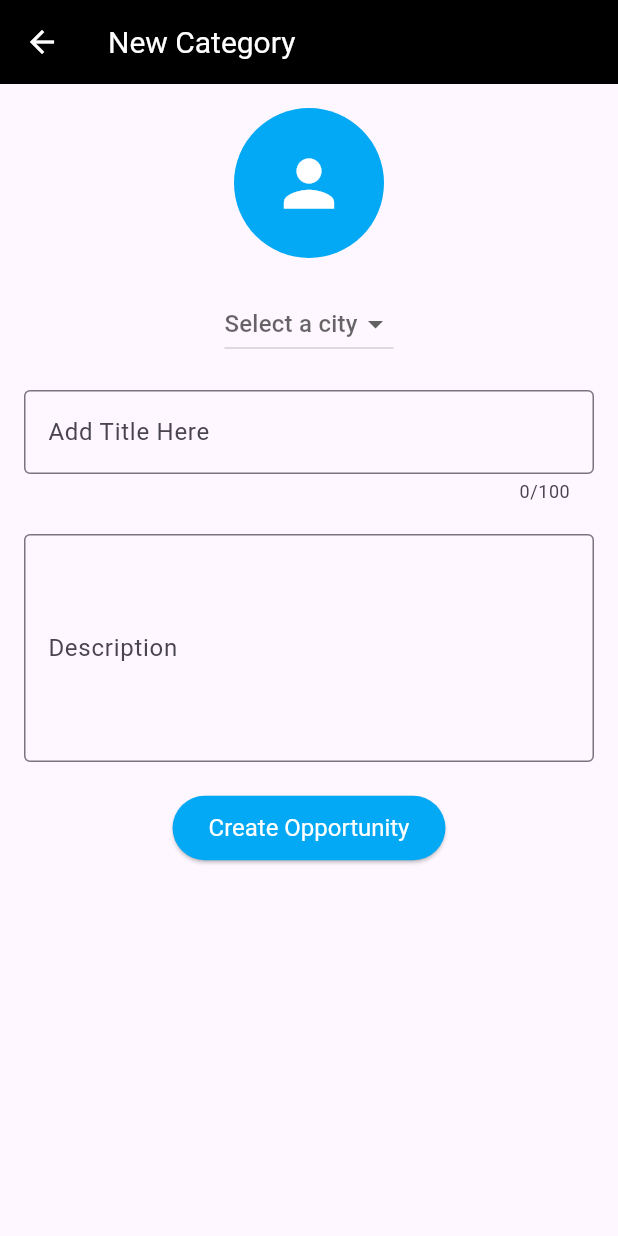
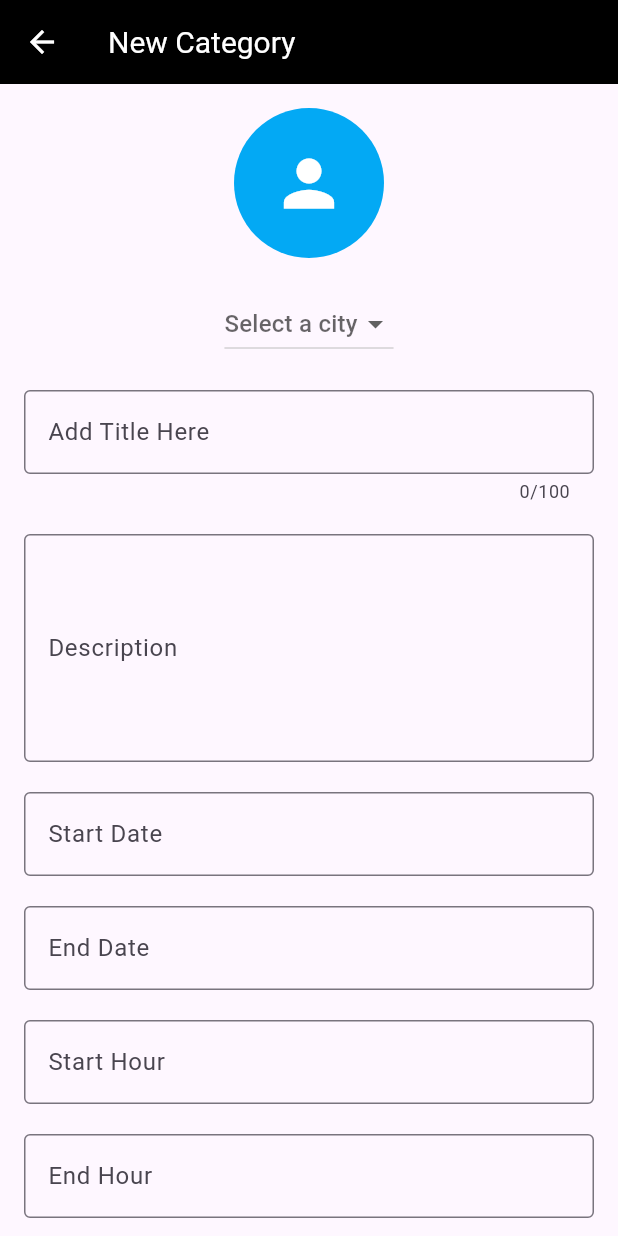
Before and after one commit to BaraaAlBenni/Change-ASPU, a Flutter app: the NewCategoryScreen screen opened directly, on a phone screen of 412 x 824 dp. Run offline on Flutter 3.47's test engine with Material 3 defaults, Android fonts, the phone set to English and light mode, and no system bars; our stand-ins replace flutter_secure_storage, geocoding, geolocator, get, image_picker, permission_handler and 1 more; accounts and stored records are empty.

Commit message:
Update Version 1.2.0

```diff
--- a/lib/controller/boarding_controller.dart
+++ b/lib/controller/boarding_controller.dart
@@ -1,4 +1,3 @@
-import 'package:flutter/material.dart';
 import 'package:get/get.dart';
 
 import 'NotificationPermissionDialog.dart';
@@ -9,7 +8,7 @@ class BoardingController extends GetxController {
 
   void changePage(int index) {
     currentPage.value = index;
-    // Check if on the 4th screen and if the prompt has not been shown
+
     if(index == 3 && !promptShown.value){
       promptShown.value = true; // Prevent prompt from showing again
       Future.delayed(Duration.zero, () { // Wait for UI to build
--- a/lib/controller/favoriteController.dart
+++ b/lib/controller/favoriteController.dart
@@ -6,7 +6,7 @@ class FavoritesManager {
   static Future<void> addToFavorites(BuildContext context, int volunteerId) async {
     SharedPreferences prefs = await SharedPreferences.getInstance();
     String token = '21|VMj9znU3QEwmw0EvJPhC39gIh5CyvHMVwOkcwpsw58f34338'; // Hardcoded token
-    var url = Uri.parse('https://baa0-190-2-153-226.ngrok-free.app/api/add_to_favourite/$volunteerId');
+    var url = Uri.parse('https://0f38-185-183-34-154.ngrok-free.app/api/add_to_favourite/$volunteerId');
 
     try {
       // Store favorite locally
--- a/lib/controller/filterController.dart
+++ b/lib/controller/filterController.dart
@@ -82,7 +82,7 @@ class FilterController extends GetxController {
   void fetchData() async {
     try {
       var http;
-      var response = await http.get(Uri.parse('https://7997-190-2-153-226.ngrok-free.app /api/categories_display'));
+      var response = await http.get(Uri.parse('https://298f-169-150-196-87.ngrok-free.app/api/categories_display'));
       if (response.statusCode == 200) {
         items.assignAll(json.decode(response.body));
       } else {
--- a/lib/controller/land_cleaning_controller.dart
+++ /dev/null
@@ -1,5 +0,0 @@
-import 'package:get/get.dart';
-
-class LandCleaningController extends GetxController {
-  // Your controller variables and methods
-}
--- a/lib/controller/login_controller.dart
+++ b/lib/controller/login_controller.dart
@@ -11,7 +11,7 @@ class LoginController extends GetxController {
 
   var rememberMe = false.obs;  // Define rememberMe as an observable
 
-  final String baseUrl = 'https://0f38-185-183-34-154.ngrok-free.app/api/login';
+  final String baseUrl = 'https://298f-169-150-196-87.ngrok-free.app/api/login';
 
   Future<void> login(String email, String password) async {
     isLoading.value = true;
--- a/lib/model/current_project.dart
+++ b/lib/model/current_project.dart
@@ -1,4 +1,3 @@
-// lib/models/current_project.dart
 
 class CurrentProject {
   final String title;
--- a/lib/services/api_service.dart
+++ b/lib/services/api_service.dart
@@ -4,7 +4,7 @@ import '../model/current_project.dart';
 import '../model/volunteer_work.dart';
 
 class ApiService {
-  final String _baseUrl = 'https://0f38-185-183-34-154.ngrok-free.app/api/';
+  final String _baseUrl = 'https://298f-169-150-196-87.ngrok-free.app/api/';
 
   Future<bool> register(Map<String, dynamic> userData) async {
     try {
--- a/lib/view/FavoriteScreen.dart
+++ b/lib/view/FavoriteScreen.dart
@@ -1,5 +1,4 @@
 import 'dart:convert';
-
 import 'package:flutter/material.dart';
 import 'package:shared_preferences/shared_preferences.dart';
 
--- a/lib/view/FoodDetailsPage.dart
+++ b/lib/view/FoodDetailsPage.dart
@@ -1,6 +1,5 @@
 import 'package:flutter/material.dart';
 import 'package:http/http.dart' as http;
-import 'dart:convert';
 import 'package:shared_preferences/shared_preferences.dart';
 
 class FoodDetailsPage extends StatefulWidget {
--- a/lib/view/newcategory.dart
+++ b/lib/view/newcategory.dart
@@ -1,11 +1,11 @@
 import 'dart:convert';
-
 import 'package:flutter/material.dart';
 import 'package:image_picker/image_picker.dart';
 import 'dart:io'; // Import the dart:io package
 import 'package:permission_handler/permission_handler.dart'; // Import permission handler
 import 'package:projecthalf/view/SearchScreen/SearchScreen.dart';
 import 'package:shared_preferences/shared_preferences.dart'; // Import SharedPreferences
+import 'package:intl/intl.dart'; // Import intl for date formatting
 
 class NewCategoryScreen extends StatefulWidget {
   @override
@@ -16,6 +16,10 @@ class _NewCategoryScreenState extends State<NewCategoryScreen> {
   XFile? _imageFile;
   final TextEditingController _descriptionController = TextEditingController();
   final TextEditingController _titleController = TextEditingController(); // Add title controller
+  final TextEditingController _startDateController = TextEditingController();
+  final TextEditingController _endDateController = TextEditingController();
+  final TextEditingController _startHourController = TextEditingController();
+  final TextEditingController _endHourController = TextEditingController();
   final ImagePicker _picker = ImagePicker();
   String? _selectedCity;
   final List<String> _cities = ['Damascus', 'Sweida', 'Aleppo', 'Homs', 'Hama', 'Lattakia', 'Tartus', 'Daraa'];
@@ -77,6 +81,10 @@ class _NewCategoryScreenState extends State<NewCategoryScreen> {
       'imagePath': _imageFile!.path,
       'title': _titleController.text,
       'description': _descriptionController.text,
+      'startDate': _startDateController.text,
+      'endDate': _endDateController.text,
+      'startHour': _startHourController.text,
+      'endHour': _endHourController.text,
     };
 
     savedOpportunities.add(json.encode(newOpportunity));
@@ -94,6 +102,30 @@ class _NewCategoryScreenState extends State<NewCategoryScreen> {
         ),
       ),
     );
+  }
+
+  Future<void> _selectDate(BuildContext context, TextEditingController controller) async {
+    final DateTime? picked = await showDatePicker(
+      context: context,
+      initialDate: DateTime.now(),
+      firstDate: DateTime(2024),
+      lastDate: DateTime(2101),
+    );
+    if (picked != null && picked != DateTime.now())
+      setState(() {
+        controller.text = DateFormat('yyyy-MM-dd').format(picked);
+      });
+  }
+
+  Future<void> _selectTime(BuildContext context, TextEditingController controller) async {
+    final TimeOfDay? picked = await showTimePicker(
+      context: context,
+      initialTime: TimeOfDay.now(),
+    );
+    if (picked != null)
+      setState(() {
+        controller.text = picked.format(context);
+      });
   }
 
   @override
@@ -127,7 +159,11 @@ class _NewCategoryScreenState extends State<NewCategoryScreen> {
                 ),
               ),
               SizedBox(height: 20),
-              DropdownButton<String>(
+              Row(
+                children: [
+                  Expanded(
+                    child: Center(
+                      child: DropdownButton<String>(
                         hint: Text("Select a city"),
                         value: _selectedCity,
                         items: _cities.map((String city) {
@@ -141,6 +177,10 @@ class _NewCategoryScreenState extends State<NewCategoryScreen> {
                             _selectedCity = newValue;
                           });
                         },
+                      ),
+                    ),
+                  ),
+                ],
               ),
               SizedBox(height: 20),
               TextField(
@@ -161,6 +201,46 @@ class _NewCategoryScreenState extends State<NewCategoryScreen> {
                 maxLines: 5,
               ),
               SizedBox(height: 20),
+              TextField(
+                controller: _startDateController,
+                decoration: InputDecoration(
+                  border: OutlineInputBorder(),
+                  labelText: 'Start Date',
+                ),
+                readOnly: true,
+                onTap: () => _selectDate(context, _startDateController),
+              ),
+              SizedBox(height: 20),
+              TextField(
+                controller: _endDateController,
+                decoration: InputDecoration(
+                  border: OutlineInputBorder(),
+                  labelText: 'End Date',
+                ),
+                readOnly: true,
+                onTap: () => _selectDate(context, _endDateController),
+              ),
+              SizedBox(height: 20),
+              TextField(
+                controller: _startHourController,
+                decoration: InputDecoration(
+                  border: OutlineInputBorder(),
+                  labelText: 'Start Hour',
+                ),
+                readOnly: true,
+                onTap: () => _selectTime(context, _startHourController),
+              ),
+              SizedBox(height: 20),
+              TextField(
+                controller: _endHourController,
+                decoration: InputDecoration(
+                  border: OutlineInputBorder(),
+                  labelText: 'End Hour',
+                ),
+                readOnly: true,
+                onTap: () => _selectTime(context, _endHourController),
+              ),
+              SizedBox(height: 20),
               ElevatedButton(
                 onPressed: _createOpportunity,
                 child: Text("Create Opportunity"),
--- a/lib/view/profile_screen.dart
+++ b/lib/view/profile_screen.dart
@@ -105,7 +105,7 @@ class _ProfileScreenState extends State<ProfileScreen> {
 
       if (token != null) {
         var response = await http.post(
-          Uri.parse('https://0f38-185-183-34-154.ngrok-free.app/api/logout'),
+          Uri.parse('https://298f-169-150-196-87.ngrok-free.app/api/logout'),
           headers: {
             'Authorization': 'Bearer $token', // Include token in the headers
           },
--- a/lib/view/redeem_points_page.dart
+++ b/lib/view/redeem_points_page.dart
@@ -1,6 +1,5 @@
 import 'package:flutter/material.dart';
 import 'package:get/get.dart';
-
 import 'FoodDetailsPage.dart';
 
 class RedeemPointsPage extends StatelessWidget {
--- a/pubspec.yaml
+++ b/pubspec.yaml
@@ -38,6 +38,7 @@ dependencies:
   permission_handler: ^11.3.1
   geolocator: ^12.0.0
   geocoding: ^3.0.0
+  intl: ^0.19.0
 
   # The following adds the Cupertino Icons font to your application.
   # Use with the CupertinoIcons class for iOS style icons.
```
Also changed, not shown: lib/controller/ConfirmationDialog.dart (+2 -7 lines), pubspec.lock, 1 other file. Lines whose indentation alone changed are shown as unchanged.
